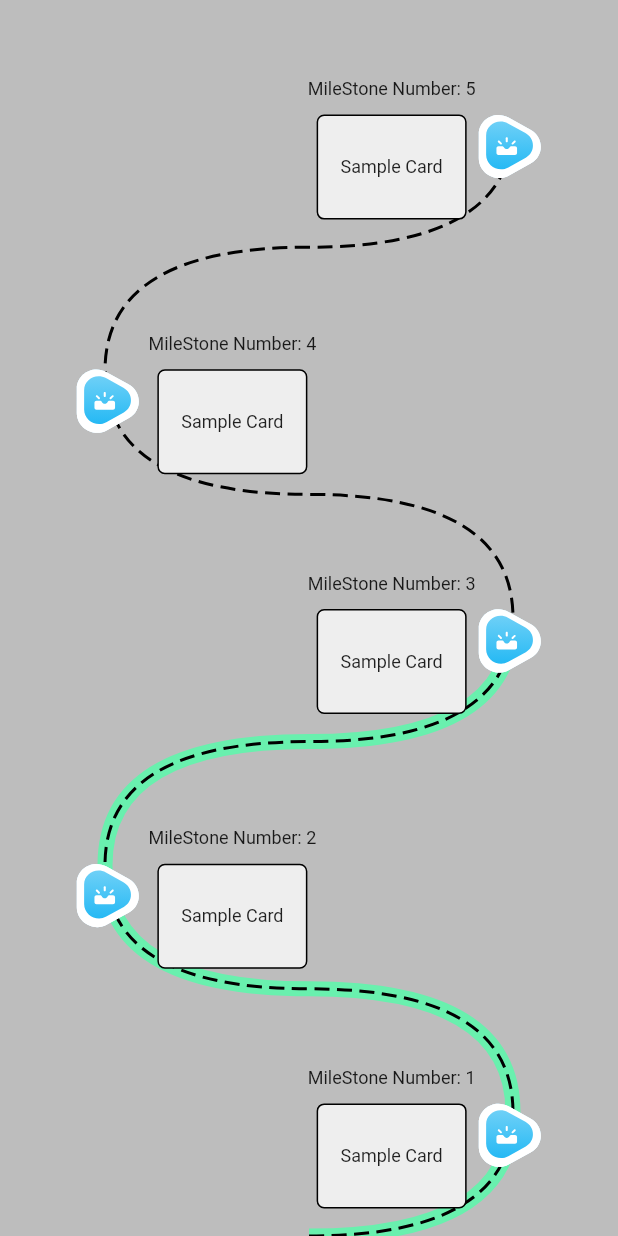
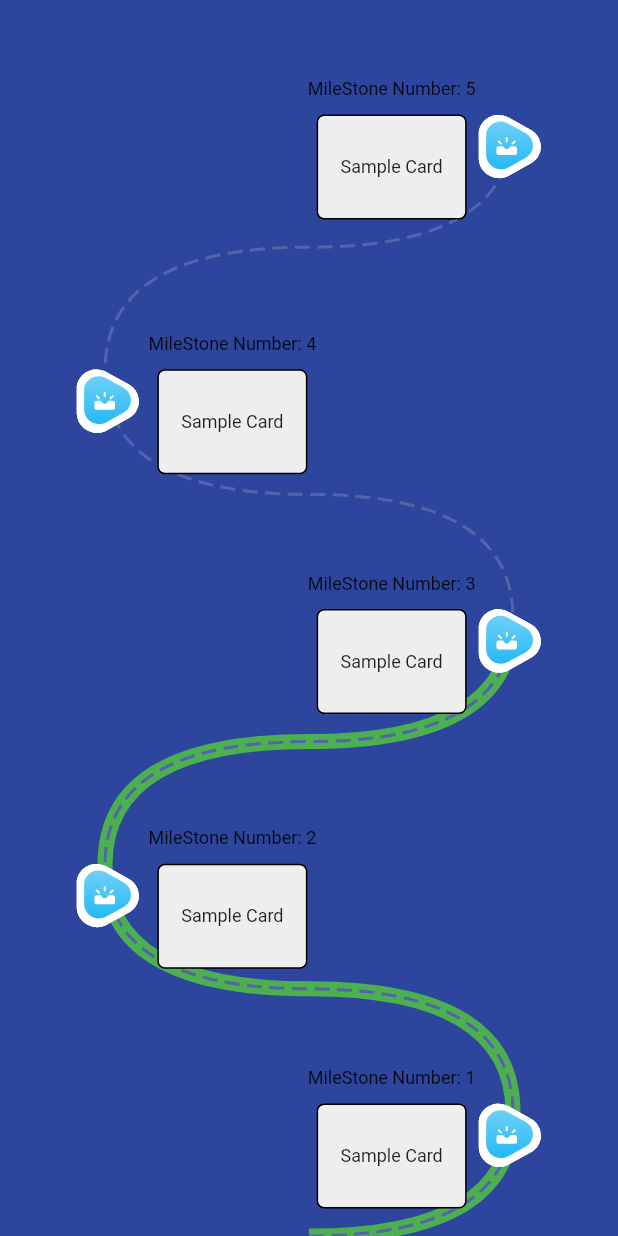
Before and after one commit to mg7237/flutter_draw, a Flutter app: the screen it shows after launch, on a phone screen of 412 x 824 dp. Run offline on Flutter 3.47's test engine with Material 2 defaults, Android fonts, the phone set to English and light mode, and no system bars; our stand-ins replace flutter_svg, path_drawing.

Commit message:
Build dynamic milestone - WIP

```diff
--- a/lib/main.dart
+++ b/lib/main.dart
@@ -1,7 +1,8 @@
 // ignore_for_file: avoid_print
 
 import 'dart:ui';
-
+import 'dart:convert';
+import 'models.dart';
 import 'package:flutter/material.dart';
 import 'package:flutter_svg/flutter_svg.dart';
 import 'package:flutter/services.dart';
@@ -28,6 +29,10 @@ const kControlPoint = 70.0;
 const kIconSize = 50.0;
 
 const kCardDistance = 30.0;
+
+const jsonData =
+    '{"currentMilestone":3,"milestones":[{"type":"starting-point","title":"Precap"},{"type":"topic","title":"Basic of Electric Current"},{"type":"preconcept","title":"Electric Charge","clarity":"20%"},{"type":"topic","title":"Details of Ohm'
+    's Law"},{"type":"topic","title":"Velocity, Mebility and Current"},{"type":"topic","title":"Relation Between Temperature and Resitivity"},{"type":"classwork","title":"Classwork WS","progress":{"total":20,"completed":10}},{"type":"homework","title":"Homework","progress":{"total":26,"completed":18}}]}';
 
 /// End Hard Code vars
 
@@ -160,7 +165,7 @@ class AnimatedPathPainter extends CustomPainter {
     final path = createAnimatedPath(_createAnyPath(size), animationPercent);
 
     final Paint paint = Paint();
-    paint.color = Colors.greenAccent;
+    paint.color = Colors.green[500] ?? Colors.green;
     paint.style = PaintingStyle.stroke;
     paint.strokeWidth = 10.0;
 
@@ -182,6 +187,11 @@ class AnimatedPath extends StatefulWidget {
 class _AnimatedPathState extends State<AnimatedPath>
     with SingleTickerProviderStateMixin {
   late AnimationController _controller;
+  late int numberOfMilestones;
+  List<Milestone> milestones = [];
+  List<double> milestoneHeights = []; // Height of individual milestones
+  double totalHeight =
+      0; // Canvas height = Sum of all milestone heights in above array
 
   void _startAnimation() {
     _controller.stop();
@@ -282,7 +292,7 @@ class _AnimatedPathState extends State<AnimatedPath>
         height: size.height,
         width: size.width,
         decoration:
-            const BoxDecoration(color: Color.fromARGB(255, 189, 189, 189)),
+            const BoxDecoration(color: Color.fromRGBO(45, 69, 156, 1.0)),
         child:
             CustomPaint(painter: AnimatedPathPainter(_controller), size: size),
       ),
@@ -303,6 +313,7 @@ class _AnimatedPathState extends State<AnimatedPath>
     _controller = AnimationController(
       vsync: this,
     );
+    _readData();
     _startAnimation();
   }
 
@@ -311,6 +322,41 @@ class _AnimatedPathState extends State<AnimatedPath>
     _controller.dispose();
     super.dispose();
   }
+
+  double _getMilestoneHeight({required type, required title}) {
+    return 60.0;
+  }
+
+  void _readData() {
+    try {
+      Map<String, dynamic> mapData = jsonDecode(jsonData);
+      numberOfMilestones = mapData['currentMilestone'];
+      List<dynamic> milestonesData = mapData['milestones'];
+      for (int i = 0; i < milestonesData.length; i++) {
+        double height = _getMilestoneHeight(
+            type: milestonesData[i]['type'], title: milestonesData[i]['title']);
+        if (milestonesData[i]['progress'] != null) {
+          milestones.add(Milestone(
+              type: milestonesData[i]['type'],
+              title: milestonesData[i]['title'],
+              clarity: milestonesData[i]['clarity'],
+              height: height,
+              progress: Progress(
+                  completed: milestonesData[i]['progress']['completed'],
+                  total: milestonesData[i]['progress']['total'])));
+        } else {
+          milestones.add(Milestone(
+              type: milestonesData[i]['type'],
+              title: milestonesData[i]['title'],
+              height: height,
+              clarity: milestonesData[i]['clarity']));
+        }
+      }
+    } catch (e) {
+      print('Exception while parsing json data: ' + e.toString());
+    }
+    print(milestones);
+  }
 }
 
 class DashPathPainter extends CustomPainter {
@@ -318,7 +364,7 @@ class DashPathPainter extends CustomPainter {
   DashPathPainter(this.size);
 
   final Paint blackStroke = Paint()
-    ..color = Colors.black
+    ..color = const Color.fromRGBO(82, 101, 171, 1)
     ..strokeWidth = 2.0
     ..style = PaintingStyle.stroke;
 
--- /dev/null
+++ b/lib/models.dart
@@ -0,0 +1,26 @@
+class RoadMapData {
+  int currentMilestone;
+  List<Milestone> milestones = [];
+  RoadMapData(this.currentMilestone, this.milestones);
+}
+
+class Milestone {
+  String type;
+  String title;
+  String? clarity;
+  double? height;
+  Progress? progress;
+  Milestone(
+      {required this.type,
+      required this.title,
+      this.clarity,
+      this.progress,
+      this.height});
+}
+
+class Progress {
+  int total;
+  int completed;
+
+  Progress({required this.total, required this.completed});
+}
```
